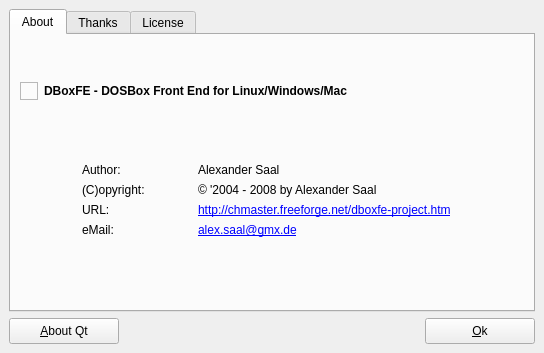
First picture: the form in dboxfe/ui/about.ui, repository LasDesu/DBoxFE, before the edit.
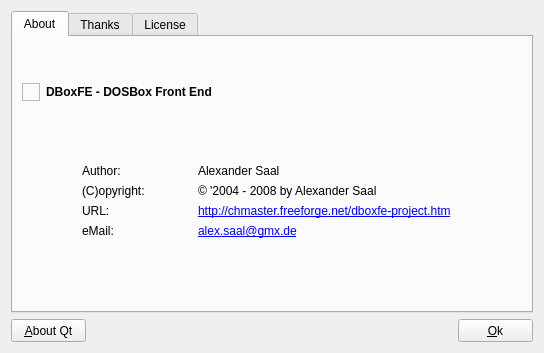
Second picture: the form after the edit. Icons and pictures are not drawn.

Diff of the .ui file:
```diff
--- a/dboxfe/ui/about.ui
+++ b/dboxfe/ui/about.ui
@@ -28,13 +28,7 @@
    <iconset resource="../../resource/dboxfe.qrc" >
     <normaloff>:/pics/images/default.png</normaloff>:/pics/images/default.png</iconset>
   </property>
-  <layout class="QGridLayout" >
-   <property name="margin" >
-    <number>9</number>
-   </property>
-   <property name="spacing" >
-    <number>6</number>
-   </property>
+  <layout class="QGridLayout" name="glAbout" >
    <item row="0" column="0" >
     <widget class="QTabWidget" name="tabWidgetAbout" >
      <property name="currentIndex" >
@@ -46,7 +40,7 @@
       </attribute>
       <layout class="QGridLayout" name="gridLayout" >
        <item row="0" column="1" >
-        <spacer>
+        <spacer name="vs1" >
          <property name="orientation" >
           <enum>Qt::Vertical</enum>
          </property>
@@ -59,7 +53,7 @@
         </spacer>
        </item>
        <item row="1" column="0" colspan="3" >
-        <layout class="QHBoxLayout" >
+        <layout class="QHBoxLayout" name="hlAbout" >
          <property name="spacing" >
           <number>6</number>
          </property>
@@ -101,14 +95,14 @@
             </font>
            </property>
            <property name="text" >
-            <string>DBoxFE - DOSBox Front End for Linux/Windows/Mac</string>
+            <string>DBoxFE - DOSBox Front End</string>
            </property>
           </widget>
          </item>
         </layout>
        </item>
        <item rowspan="3" row="2" column="0" >
-        <spacer>
+        <spacer name="hs1" >
          <property name="orientation" >
           <enum>Qt::Horizontal</enum>
          </property>
@@ -121,7 +115,7 @@
         </spacer>
        </item>
        <item row="2" column="1" >
-        <spacer>
+        <spacer name="vs2" >
          <property name="orientation" >
           <enum>Qt::Vertical</enum>
          </property>
@@ -134,7 +128,7 @@
         </spacer>
        </item>
        <item rowspan="3" row="2" column="2" >
-        <spacer>
+        <spacer name="hs2" >
          <property name="orientation" >
           <enum>Qt::Horizontal</enum>
          </property>
@@ -155,7 +149,7 @@
           <number>0</number>
          </property>
          <item>
-          <layout class="QHBoxLayout" >
+          <layout class="QHBoxLayout" name="hlAuthor" >
            <property name="spacing" >
             <number>6</number>
            </property>
@@ -163,7 +157,7 @@
             <number>0</number>
            </property>
            <item>
-            <widget class="QLabel" name="label_3" >
+            <widget class="QLabel" name="labelAuthor" >
              <property name="minimumSize" >
               <size>
                <width>110</width>
@@ -182,7 +176,7 @@
             </widget>
            </item>
            <item>
-            <widget class="QLabel" name="label_9" >
+            <widget class="QLabel" name="labelAuthorName" >
              <property name="text" >
               <string>Alexander Saal</string>
              </property>
@@ -191,7 +185,7 @@
           </layout>
          </item>
          <item>
-          <layout class="QHBoxLayout" >
+          <layout class="QHBoxLayout" name="hlCopyright" >
            <property name="spacing" >
             <number>6</number>
            </property>
@@ -199,7 +193,7 @@
             <number>0</number>
            </property>
            <item>
-            <widget class="QLabel" name="label_6" >
+            <widget class="QLabel" name="labelCopyright" >
              <property name="minimumSize" >
               <size>
                <width>110</width>
@@ -218,7 +212,7 @@
             </widget>
            </item>
            <item>
-            <widget class="QLabel" name="label_11" >
+            <widget class="QLabel" name="labelCopyrightInfo" >
              <property name="text" >
               <string>© '2004 - 2008 by Alexander Saal</string>
              </property>
@@ -227,7 +221,7 @@
           </layout>
          </item>
          <item>
-          <layout class="QHBoxLayout" >
+          <layout class="QHBoxLayout" name="hlUrl" >
            <property name="spacing" >
             <number>6</number>
            </property>
@@ -235,7 +229,7 @@
             <number>0</number>
            </property>
            <item>
-            <widget class="QLabel" name="label_7" >
+            <widget class="QLabel" name="labelUrl" >
              <property name="minimumSize" >
               <size>
                <width>110</width>
@@ -254,7 +248,7 @@
             </widget>
            </item>
            <item>
-            <widget class="QLabel" name="label_10" >
+            <widget class="QLabel" name="labelUrlSide" >
              <property name="cursor" >
               <cursorShape>PointingHandCursor</cursorShape>
              </property>
@@ -266,7 +260,7 @@
           </layout>
          </item>
          <item>
-          <layout class="QHBoxLayout" >
+          <layout class="QHBoxLayout" name="hlEMail" >
            <property name="spacing" >
             <number>6</number>
            </property>
@@ -274,7 +268,7 @@
             <number>0</number>
            </property>
            <item>
-            <widget class="QLabel" name="label_8" >
+            <widget class="QLabel" name="labelEMail" >
              <property name="minimumSize" >
               <size>
                <width>110</width>
@@ -293,7 +287,7 @@
             </widget>
            </item>
            <item>
-            <widget class="QLabel" name="label_14" >
+            <widget class="QLabel" name="labelEMailName" >
              <property name="cursor" >
               <cursorShape>PointingHandCursor</cursorShape>
              </property>
@@ -310,7 +304,7 @@
         </layout>
        </item>
        <item row="4" column="1" >
-        <spacer>
+        <spacer name="vs3" >
          <property name="orientation" >
           <enum>Qt::Vertical</enum>
          </property>
@@ -374,7 +368,7 @@
     </widget>
    </item>
    <item row="1" column="0" >
-    <layout class="QHBoxLayout" >
+    <layout class="QHBoxLayout" name="hlButtonGroup" >
      <property name="spacing" >
       <number>6</number>
      </property>
@@ -385,14 +379,14 @@
       <widget class="QPushButton" name="btnAboutQt" >
        <property name="minimumSize" >
         <size>
-         <width>110</width>
-         <height>26</height>
+         <width>75</width>
+         <height>23</height>
         </size>
        </property>
        <property name="maximumSize" >
         <size>
-         <width>110</width>
-         <height>26</height>
+         <width>75</width>
+         <height>23</height>
         </size>
        </property>
        <property name="text" >
@@ -401,7 +395,7 @@
       </widget>
      </item>
      <item>
-      <spacer>
+      <spacer name="hs3" >
        <property name="orientation" >
         <enum>Qt::Horizontal</enum>
        </property>
@@ -417,14 +411,14 @@
       <widget class="QPushButton" name="btnOk" >
        <property name="minimumSize" >
         <size>
-         <width>110</width>
-         <height>26</height>
+         <width>75</width>
+         <height>23</height>
         </size>
        </property>
        <property name="maximumSize" >
         <size>
-         <width>110</width>
-         <height>26</height>
+         <width>75</width>
+         <height>23</height>
         </size>
        </property>
        <property name="text" >
```
Left out of the diff: 5 changed lines with no effect on the pictures.
